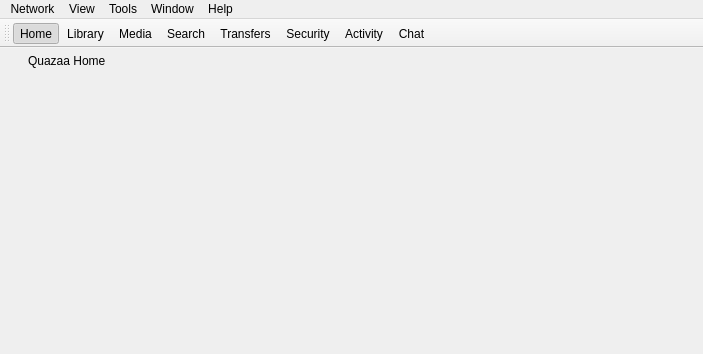
Old version of the form Quazaa/UI/winmain.ui in the repository c3c/quazaa.
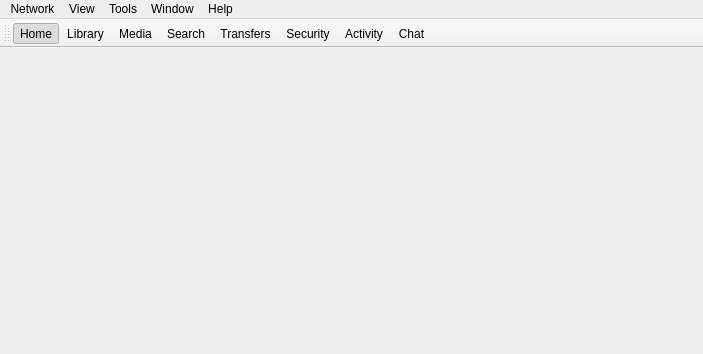
New version of the form. Icons and pictures are not drawn.

```diff
--- a/Quazaa/UI/winmain.ui
+++ b/Quazaa/UI/winmain.ui
@@ -25,69 +25,6 @@
     <property name="margin">
      <number>0</number>
     </property>
-    <item>
-     <widget class="QFrame" name="frameMainHeader">
-      <property name="styleSheet">
-       <string notr="true"/>
-      </property>
-      <property name="frameShape">
-       <enum>QFrame::NoFrame</enum>
-      </property>
-      <property name="frameShadow">
-       <enum>QFrame::Raised</enum>
-      </property>
-      <layout class="QGridLayout" name="gridLayout">
-       <property name="horizontalSpacing">
-        <number>2</number>
-       </property>
-       <property name="verticalSpacing">
-        <number>0</number>
-       </property>
-       <property name="margin">
-        <number>0</number>
-       </property>
-       <item row="0" column="0">
-        <widget class="QLabel" name="labelMainHeaderLogo">
-         <property name="minimumSize">
-          <size>
-           <width>26</width>
-           <height>26</height>
-          </size>
-         </property>
-         <property name="maximumSize">
-          <size>
-           <width>26</width>
-           <height>26</height>
-          </size>
-         </property>
-         <property name="styleSheet">
-          <string notr="true">background-color: transparent;
-padding: 2px;</string>
-         </property>
-         <property name="text">
-          <string/>
-         </property>
-         <property name="pixmap">
-          <pixmap resource="../Resource.qrc">:/Resource/Generic/Home.png</pixmap>
-         </property>
-         <property name="scaledContents">
-          <bool>true</bool>
-         </property>
-        </widget>
-       </item>
-       <item row="0" column="1">
-        <widget class="QLabel" name="labelMainHeaderText">
-         <property name="styleSheet">
-          <string notr="true"/>
-         </property>
-         <property name="text">
-          <string>Quazaa Home</string>
-         </property>
-        </widget>
-       </item>
-      </layout>
-     </widget>
-    </item>
     <item>
      <widget class="QStackedWidget" name="stackedWidgetMain">
       <property name="autoFillBackground">
```
Left out of the diff: 18 changed lines with no effect on the pictures.
